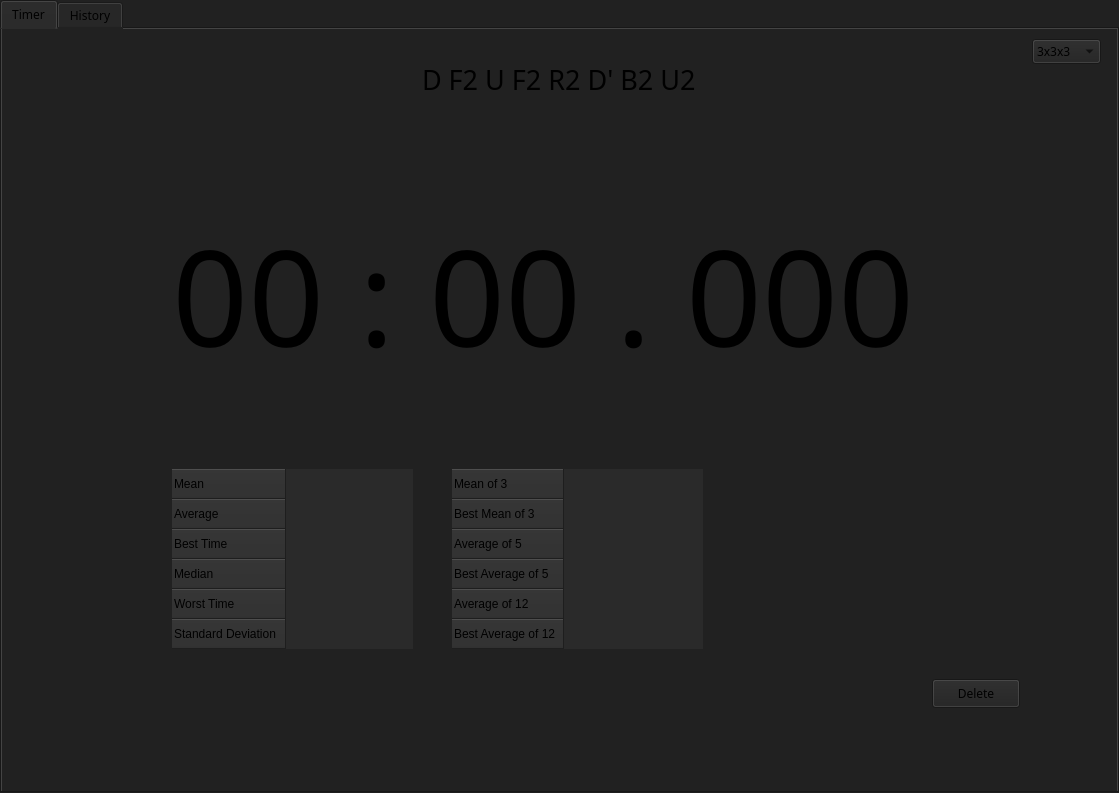
This is cubetimer.ui in EvilEli/EvilTimer as Qt 5 draws it before an edit. The edited form follows.
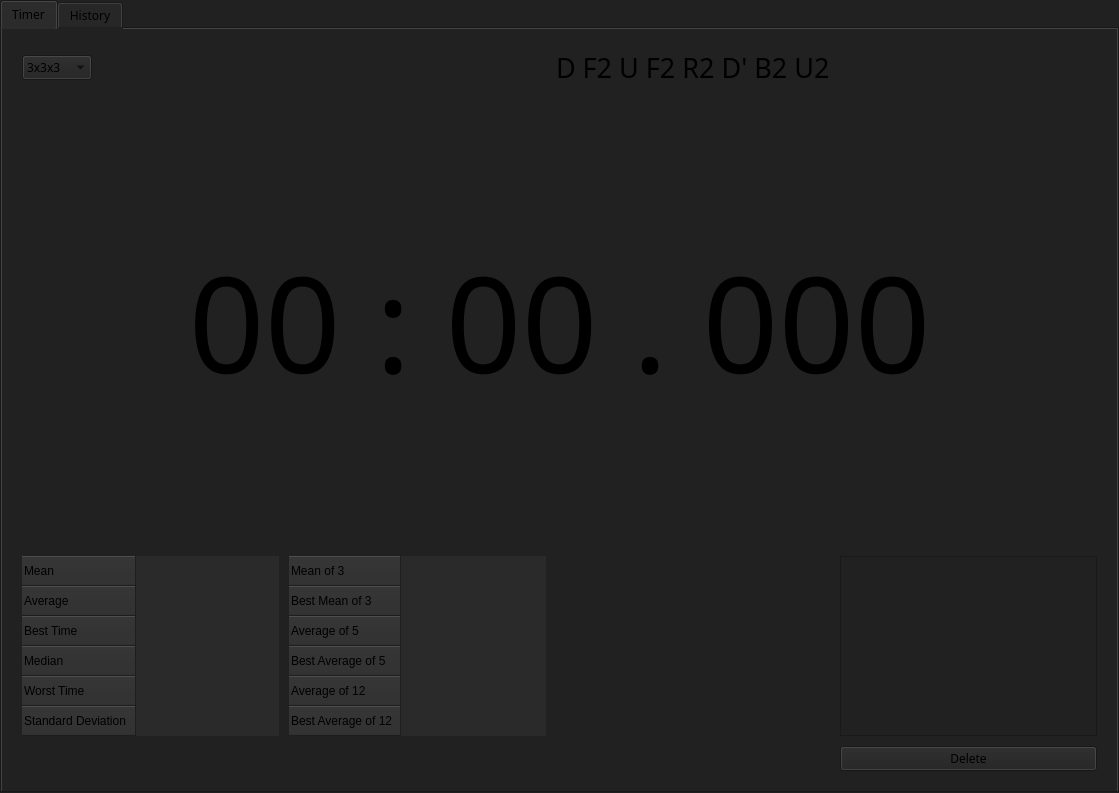
This is the edited form. The open tabs and pages were chosen to show the change. Custom widgets are drawn as their Qt base class.

```diff
--- a/cubetimer.ui
+++ b/cubetimer.ui
@@ -25,20 +25,26 @@
    <string notr="true">background-color: rgb(33, 33, 33);</string>
   </property>
   <property name="currentIndex">
-   <number>0</number>
+   <number>1</number>
   </property>
   <widget class="QWidget" name="tab_timer">
    <attribute name="title">
     <string>Timer</string>
    </attribute>
+   <layout class="QGridLayout" name="gridLayout">
+    <property name="margin">
+     <number>20</number>
+    </property>
+    <property name="spacing">
+     <number>10</number>
+    </property>
+    <item row="2" column="0">
    <widget class="QTableWidget" name="tW_stats1">
-    <property name="geometry">
-     <rect>
-      <x>170</x>
-      <y>440</y>
-      <width>241</width>
+      <property name="maximumSize">
+       <size>
+        <width>300</width>
       <height>180</height>
-     </rect>
+       </size>
     </property>
     <property name="palette">
      <palette>
@@ -244,59 +250,14 @@
      </property>
     </item>
    </widget>
-   <widget class="QComboBox" name="cB_puzzleType">
-    <property name="geometry">
-     <rect>
-      <x>1030</x>
-      <y>10</y>
-      <width>69</width>
-      <height>25</height>
-     </rect>
-    </property>
-    <property name="font">
-     <font>
-      <family>Sawasdee</family>
-     </font>
-    </property>
-    <property name="focusPolicy">
-     <enum>Qt::NoFocus</enum>
-    </property>
-    <item>
-     <property name="text">
-      <string>3x3x3</string>
-     </property>
     </item>
-   </widget>
-   <widget class="QLabel" name="l_scramble">
-    <property name="geometry">
-     <rect>
-      <x>420</x>
-      <y>30</y>
-      <width>391</width>
-      <height>41</height>
-     </rect>
-    </property>
-    <property name="font">
-     <font>
-      <family>Sawasdee</family>
-      <pointsize>20</pointsize>
-     </font>
-    </property>
-    <property name="text">
-     <string>D F2 U F2 R2 D' B2 U2</string>
-    </property>
-    <property name="textFormat">
-     <enum>Qt::PlainText</enum>
-    </property>
-   </widget>
+    <item row="2" column="1">
    <widget class="QTableWidget" name="tW_stats2">
-    <property name="geometry">
-     <rect>
-      <x>450</x>
-      <y>440</y>
-      <width>251</width>
+      <property name="maximumSize">
+       <size>
+        <width>300</width>
       <height>180</height>
-     </rect>
+       </size>
     </property>
     <property name="font">
      <font>
@@ -365,83 +326,51 @@
      </property>
     </column>
    </widget>
+    </item>
+    <item row="1" column="0" colspan="4">
    <widget class="QLabel" name="l_chronoTime">
-    <property name="geometry">
-     <rect>
-      <x>170</x>
-      <y>150</y>
-      <width>791</width>
-      <height>231</height>
-     </rect>
-    </property>
     <property name="font">
      <font>
       <family>Sawasdee</family>
       <pointsize>100</pointsize>
      </font>
     </property>
+      <property name="layoutDirection">
+       <enum>Qt::LeftToRight</enum>
+      </property>
     <property name="text">
      <string>00 : 00 . 000</string>
     </property>
-   </widget>
-   <widget class="QListView" name="lV_times">
-    <property name="geometry">
-     <rect>
-      <x>760</x>
-      <y>440</y>
-      <width>271</width>
-      <height>192</height>
-     </rect>
+      <property name="alignment">
+       <set>Qt::AlignCenter</set>
+      </property>
+     </widget>
+    </item>
+    <item row="0" column="0">
+     <widget class="QComboBox" name="cB_puzzleType">
+      <property name="maximumSize">
+       <size>
+        <width>70</width>
+        <height>16777215</height>
+       </size>
     </property>
     <property name="font">
      <font>
       <family>Sawasdee</family>
-      <pointsize>18</pointsize>
      </font>
     </property>
     <property name="focusPolicy">
      <enum>Qt::NoFocus</enum>
     </property>
-    <property name="frameShape">
-     <enum>QFrame::NoFrame</enum>
-    </property>
-    <property name="horizontalScrollBarPolicy">
-     <enum>Qt::ScrollBarAsNeeded</enum>
-    </property>
-    <property name="autoScroll">
-     <bool>true</bool>
-    </property>
-    <property name="editTriggers">
-     <set>QAbstractItemView::NoEditTriggers</set>
-    </property>
-    <property name="alternatingRowColors">
-     <bool>true</bool>
-    </property>
-    <property name="textElideMode">
-     <enum>Qt::ElideMiddle</enum>
-    </property>
-    <property name="horizontalScrollMode">
-     <enum>QAbstractItemView::ScrollPerItem</enum>
-    </property>
-    <property name="movement">
-     <enum>QListView::Free</enum>
-    </property>
-    <property name="layoutMode">
-     <enum>QListView::SinglePass</enum>
-    </property>
-    <property name="viewMode">
-     <enum>QListView::ListMode</enum>
-    </property>
-   </widget>
+      <item>
+       <property name="text">
+        <string>3x3x3</string>
+       </property>
+      </item>
+     </widget>
+    </item>
+    <item row="3" column="3">
    <widget class="QPushButton" name="pB_timeDelete">
-    <property name="geometry">
-     <rect>
-      <x>930</x>
-      <y>650</y>
-      <width>88</width>
-      <height>29</height>
-     </rect>
-    </property>
     <property name="font">
      <font>
       <family>Sawasdee</family>
@@ -457,30 +386,159 @@
      <string>Delete</string>
     </property>
    </widget>
+    </item>
+    <item row="0" column="2">
+     <widget class="QLabel" name="l_scramble">
+      <property name="sizePolicy">
+       <sizepolicy hsizetype="Preferred" vsizetype="Preferred">
+        <horstretch>0</horstretch>
+        <verstretch>0</verstretch>
+       </sizepolicy>
+      </property>
+      <property name="sizeIncrement">
+       <size>
+        <width>0</width>
+        <height>0</height>
+       </size>
+      </property>
+      <property name="font">
+       <font>
+        <family>Sawasdee</family>
+        <pointsize>20</pointsize>
+       </font>
+      </property>
+      <property name="acceptDrops">
+       <bool>false</bool>
+      </property>
+      <property name="layoutDirection">
+       <enum>Qt::LeftToRight</enum>
+      </property>
+      <property name="text">
+       <string>D F2 U F2 R2 D' B2 U2</string>
+      </property>
+      <property name="textFormat">
+       <enum>Qt::PlainText</enum>
+      </property>
+     </widget>
+    </item>
+    <item row="2" column="3">
+     <widget class="QListView" name="lV_times">
+      <property name="maximumSize">
+       <size>
+        <width>400</width>
+        <height>180</height>
+       </size>
+      </property>
+      <property name="font">
+       <font>
+        <family>Sawasdee</family>
+        <pointsize>18</pointsize>
+       </font>
+      </property>
+      <property name="focusPolicy">
+       <enum>Qt::NoFocus</enum>
+      </property>
+      <property name="frameShape">
+       <enum>QFrame::StyledPanel</enum>
+      </property>
+      <property name="frameShadow">
+       <enum>QFrame::Plain</enum>
+      </property>
+      <property name="horizontalScrollBarPolicy">
+       <enum>Qt::ScrollBarAsNeeded</enum>
+      </property>
+      <property name="autoScroll">
+       <bool>true</bool>
+      </property>
+      <property name="editTriggers">
+       <set>QAbstractItemView::NoEditTriggers</set>
+      </property>
+      <property name="alternatingRowColors">
+       <bool>true</bool>
+      </property>
+      <property name="textElideMode">
+       <enum>Qt::ElideMiddle</enum>
+      </property>
+      <property name="horizontalScrollMode">
+       <enum>QAbstractItemView::ScrollPerItem</enum>
+      </property>
+      <property name="movement">
+       <enum>QListView::Free</enum>
+      </property>
+      <property name="layoutMode">
+       <enum>QListView::SinglePass</enum>
+      </property>
+      <property name="viewMode">
+       <enum>QListView::ListMode</enum>
+      </property>
+     </widget>
+    </item>
+   </layout>
   </widget>
   <widget class="QWidget" name="tab_history">
    <attribute name="title">
     <string>History</string>
    </attribute>
-   <widget class="KEditListBox" name="keditlistbox_2">
+   <widget class="QListView" name="lV_history">
     <property name="geometry">
      <rect>
-      <x>0</x>
-      <y>530</y>
-      <width>1111</width>
-      <height>241</height>
+      <x>40</x>
+      <y>40</y>
+      <width>1000</width>
+      <height>180</height>
      </rect>
     </property>
+    <property name="maximumSize">
+     <size>
+      <width>1000</width>
+      <height>800</height>
+     </size>
+    </property>
+    <property name="font">
+     <font>
+      <family>Sawasdee</family>
+      <pointsize>12</pointsize>
+     </font>
+    </property>
+    <property name="focusPolicy">
+     <enum>Qt::NoFocus</enum>
+    </property>
+    <property name="frameShape">
+     <enum>QFrame::Box</enum>
+    </property>
+    <property name="frameShadow">
+     <enum>QFrame::Plain</enum>
+    </property>
+    <property name="horizontalScrollBarPolicy">
+     <enum>Qt::ScrollBarAsNeeded</enum>
+    </property>
+    <property name="autoScroll">
+     <bool>true</bool>
+    </property>
+    <property name="editTriggers">
+     <set>QAbstractItemView::NoEditTriggers</set>
+    </property>
+    <property name="alternatingRowColors">
+     <bool>true</bool>
+    </property>
+    <property name="textElideMode">
+     <enum>Qt::ElideMiddle</enum>
+    </property>
+    <property name="horizontalScrollMode">
+     <enum>QAbstractItemView::ScrollPerItem</enum>
+    </property>
+    <property name="movement">
+     <enum>QListView::Free</enum>
+    </property>
+    <property name="layoutMode">
+     <enum>QListView::SinglePass</enum>
+    </property>
+    <property name="viewMode">
+     <enum>QListView::ListMode</enum>
+    </property>
    </widget>
   </widget>
  </widget>
- <customwidgets>
-  <customwidget>
-   <class>KEditListBox</class>
-   <extends>QGroupBox</extends>
-   <header>keditlistbox.h</header>
-  </customwidget>
- </customwidgets>
  <tabstops>
   <tabstop>cB_puzzleType</tabstop>
   <tabstop>tW_stats1</tabstop>
```
Left out of the diff: 1 changed line with no effect on the pictures. Lines whose indentation alone changed are shown as unchanged.
